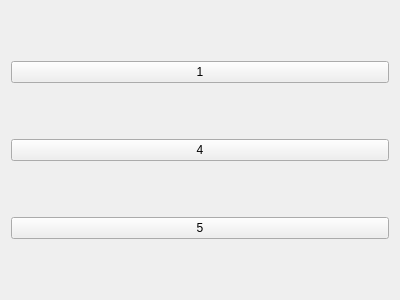
Qt form UI/defaultscreen.ui (Mo1far-wiz/ATM) before a commit.
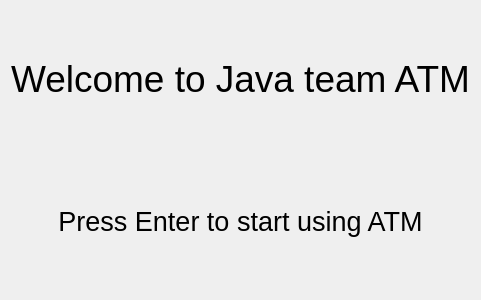
The same form after that commit.

Patch:
```diff
--- a/UI/defaultscreen.ui
+++ b/UI/defaultscreen.ui
@@ -15,23 +15,32 @@
   </property>
   <layout class="QGridLayout" name="gridLayout">
    <item row="0" column="0">
-    <widget class="QPushButton" name="pushButton">
+    <widget class="QLabel" name="label">
+     <property name="font">
+      <font>
+       <pointsize>28</pointsize>
+      </font>
+     </property>
      <property name="text">
-      <string>1</string>
+      <string>Welcome to Java team ATM</string>
+     </property>
+     <property name="alignment">
+      <set>Qt::AlignCenter</set>
      </property>
     </widget>
    </item>
    <item row="1" column="0">
-    <widget class="QPushButton" name="pushButton_2">
-     <property name="text">
-      <string>4</string>
+    <widget class="QLabel" name="label_2">
+     <property name="font">
+      <font>
+       <pointsize>20</pointsize>
+      </font>
      </property>
-    </widget>
-   </item>
-   <item row="2" column="0">
-    <widget class="QPushButton" name="pushButton_3">
      <property name="text">
-      <string>5</string>
+      <string>Press Enter to start using ATM</string>
+     </property>
+     <property name="alignment">
+      <set>Qt::AlignCenter</set>
      </property>
     </widget>
    </item>
```
